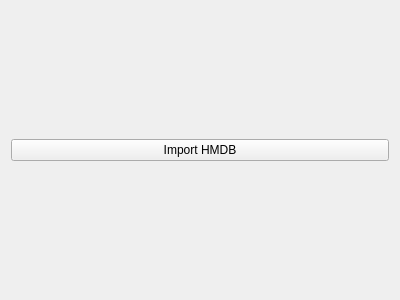
First picture: the form in src/mainwindow.ui, repository zwpwjwtz/HMDB-qt, before the edit.
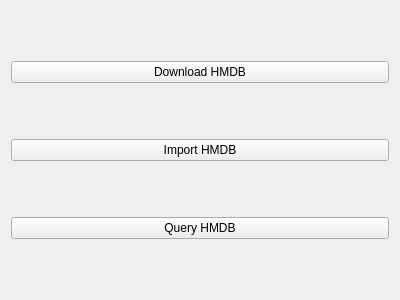
Second picture: the form after the edit.

Diff of the .ui file:
```diff
--- a/src/mainwindow.ui
+++ b/src/mainwindow.ui
@@ -16,12 +16,26 @@
   <widget class="QWidget" name="centralWidget">
    <layout class="QVBoxLayout" name="verticalLayout_2">
     <item>
-     <widget class="QPushButton" name="pushButton">
+     <widget class="QPushButton" name="buttonDownload">
+      <property name="text">
+       <string>Download HMDB</string>
+      </property>
+     </widget>
+    </item>
+    <item>
+     <widget class="QPushButton" name="buttonImport">
       <property name="text">
        <string>Import HMDB</string>
       </property>
      </widget>
     </item>
+    <item>
+     <widget class="QPushButton" name="buttonQuery">
+      <property name="text">
+       <string>Query HMDB</string>
+      </property>
+     </widget>
+    </item>
    </layout>
   </widget>
  </widget>
```
